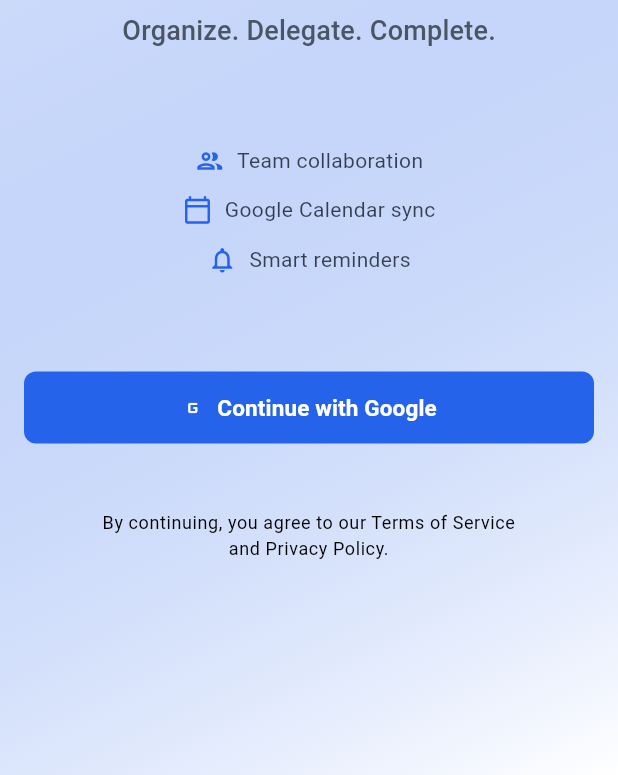
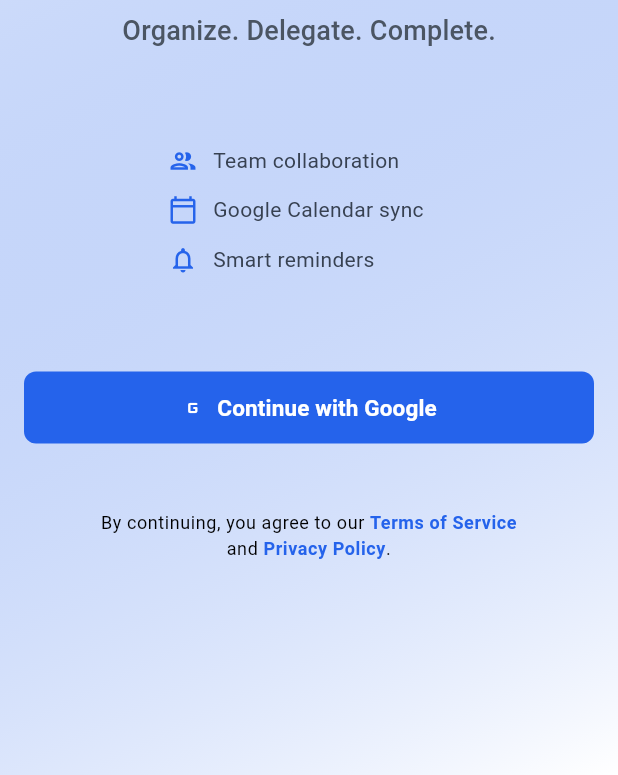
Before and after one commit to Divmak11/tasktracker, a Flutter app: the screen it shows after launch, on a phone screen of 412 x 824 dp, the part 461-1236 px from its top. Run offline on Flutter 3.47's test engine with Material 3 defaults, Android fonts, the phone set to English and light mode, and no system bars; our stand-ins replace cloud_firestore, cloud_functions, firebase_auth, firebase_core, firebase_messaging, firebase_storage and 8 more; missing offline and left inert: googleapis; accounts and stored records are empty; generated files the repository leaves out were written again.

```diff
--- a/lib/core/router/app_router.dart
+++ b/lib/core/router/app_router.dart
@@ -53,6 +53,10 @@ class AppRouter {
             state.matchedLocation == AppRoutes.requestPending;
         final isOnRevokedPage =
             state.matchedLocation == AppRoutes.accessRevoked;
+
+        // Allow access to access-revoked page even if not authenticated
+        // This is needed for disabled Firebase accounts
+        if (isOnRevokedPage) return null;
 
         // Not authenticated -> redirect to login
         if (!isAuthenticated) {
--- a/lib/data/providers/auth_provider.dart
+++ b/lib/data/providers/auth_provider.dart
@@ -139,8 +139,27 @@ class AuthProvider with ChangeNotifier {
       await _authRepository.signInWithGoogle();
       debugPrint('✅ Google Sign-In successful');
       // User data will be loaded automatically via auth state listener
+
+      // Wait a moment for user data to load
+      await Future.delayed(const Duration(milliseconds: 500));
+
+      // Check if user has revoked status
+      if (_currentUser?.status == UserStatus.revoked) {
+        debugPrint('⚠️ User has revoked status, signing out from Google only');
+        // Sign out from Google only to force account picker on next attempt
+        // Keep Firebase session so router can navigate to AccessRevokedScreen
+        await _authRepository.signOutGoogleOnly();
+        _isLoading = false;
+        notifyListeners();
+        // Don't rethrow - let router handle navigation to AccessRevokedScreen
+        return;
+      }
     } catch (e) {
       debugPrint('❌ Google Sign-In failed: $e');
+
+      // Always sign out from Google on any error to force account picker on next attempt
+      await _authRepository.signOutGoogleOnly();
+
       _isLoading = false;
       notifyListeners();
       rethrow;
--- a/lib/data/repositories/auth_repository.dart
+++ b/lib/data/repositories/auth_repository.dart
@@ -56,6 +56,12 @@ class AuthRepository {
     }
   }
 
+  /// Sign out from Google Sign-In only (keeps Firebase session)
+  /// Used to force account picker on next Google Sign-In attempt
+  Future<void> signOutGoogleOnly() async {
+    await _googleSignIn.signOut();
+  }
+
   /// Sign out
   Future<void> signOut() async {
     await Future.wait([
--- a/lib/presentation/auth/login_screen.dart
+++ b/lib/presentation/auth/login_screen.dart
@@ -1,6 +1,10 @@
 import 'dart:io';
+import 'package:flutter/gestures.dart';
 import 'package:flutter/material.dart';
+import 'package:go_router/go_router.dart';
 import 'package:provider/provider.dart';
+import 'package:url_launcher/url_launcher.dart';
+import '../../core/constants/app_routes.dart';
 import '../../core/constants/app_spacing.dart';
 import '../../core/constants/app_strings.dart';
 import '../../core/theme/app_theme.dart';
@@ -21,7 +25,6 @@ class _LoginScreenState extends State<LoginScreen> {
   Widget build(BuildContext context) {
     final theme = Theme.of(context);
     final isDark = theme.brightness == Brightness.dark;
-    final size = MediaQuery.of(context).size;
 
     return Scaffold(
       body: Container(
@@ -100,18 +103,21 @@ class _LoginScreenState extends State<LoginScreen> {
                     icon: Icons.group_outlined,
                     text: 'Team collaboration',
                     theme: theme,
+                    isDark: isDark,
                   ),
                   const SizedBox(height: AppSpacing.md),
                   _buildFeatureRow(
                     icon: Icons.calendar_today_outlined,
                     text: 'Google Calendar sync',
                     theme: theme,
+                    isDark: isDark,
                   ),
                   const SizedBox(height: AppSpacing.md),
                   _buildFeatureRow(
                     icon: Icons.notifications_outlined,
                     text: 'Smart reminders',
                     theme: theme,
+                    isDark: isDark,
                   ),
 
                   const SizedBox(height: AppSpacing.xxl * 2),
@@ -141,13 +147,7 @@ class _LoginScreenState extends State<LoginScreen> {
                   const SizedBox(height: AppSpacing.xxl),
 
                   // Terms
-                  Text(
-                    'By continuing, you agree to our Terms of Service\nand Privacy Policy.',
-                    style: theme.textTheme.bodySmall?.copyWith(
-                      color: theme.colorScheme.outline,
-                    ),
-                    textAlign: TextAlign.center,
-                  ),
+                  _buildTermsAndPolicy(theme),
 
                   const SizedBox(height: AppSpacing.xxl),
                 ],
@@ -163,24 +163,78 @@ class _LoginScreenState extends State<LoginScreen> {
     required IconData icon,
     required String text,
     required ThemeData theme,
+    required bool isDark,
   }) {
     return Row(
       mainAxisAlignment: MainAxisAlignment.center,
+      mainAxisSize: MainAxisSize.min,
       children: [
-        Icon(
-          icon,
-          size: 20,
-          color: theme.colorScheme.primary,
+        // Fixed width container for icon to ensure column alignment
+        SizedBox(
+          width: 24,
+          child: Icon(
+            icon,
+            size: 20,
+            color: theme.colorScheme.primary,
+          ),
         ),
         const SizedBox(width: AppSpacing.sm),
-        Text(
-          text,
-          style: theme.textTheme.bodyMedium?.copyWith(
-            color: theme.colorScheme.onSurface.withValues(alpha: 0.8),
+        SizedBox(
+          width: 160, // Fixed width for text to ensure alignment
+          child: Text(
+            text,
+            style: theme.textTheme.bodyMedium?.copyWith(
+              color: isDark ? AppColors.neutral300 : AppColors.neutral700,
+            ),
           ),
         ),
       ],
     );
+  }
+
+  Widget _buildTermsAndPolicy(ThemeData theme) {
+    return RichText(
+      textAlign: TextAlign.center,
+      text: TextSpan(
+        style: theme.textTheme.bodySmall?.copyWith(
+          color: theme.colorScheme.outline,
+        ),
+        children: [
+          const TextSpan(text: 'By continuing, you agree to our '),
+          TextSpan(
+            text: 'Terms of Service',
+            style: TextStyle(
+              color: theme.colorScheme.primary,
+              fontWeight: FontWeight.w600,
+            ),
+            recognizer: TapGestureRecognizer()
+              ..onTap = () => _launchUrl(
+                    'https://drive.google.com/file/d/TERMS_OF_SERVICE_ID/view',
+                  ),
+          ),
+          const TextSpan(text: '\nand '),
+          TextSpan(
+            text: 'Privacy Policy',
+            style: TextStyle(
+              color: theme.colorScheme.primary,
+              fontWeight: FontWeight.w600,
+            ),
+            recognizer: TapGestureRecognizer()
+              ..onTap = () => _launchUrl(
+                    'https://drive.google.com/file/d/PRIVACY_POLICY_ID/view',
+                  ),
+          ),
+          const TextSpan(text: '.'),
+        ],
+      ),
+    );
+  }
+
+  Future<void> _launchUrl(String urlString) async {
+    final url = Uri.parse(urlString);
+    if (!await launchUrl(url, mode: LaunchMode.externalApplication)) {
+      debugPrint('Could not launch $urlString');
+    }
   }
 
   Future<void> _handleGoogleSignIn() async {
--- a/pubspec.yaml
+++ b/pubspec.yaml
@@ -77,6 +77,9 @@ dependencies:
   # HTTP Client
   http: ^1.2.2
 
+  # URL Launcher
+  url_launcher: ^6.3.1
+
   # Timezone (required for notifications)
   timezone: ^0.9.4
 
```
Also changed, not shown: pubspec.lock.
